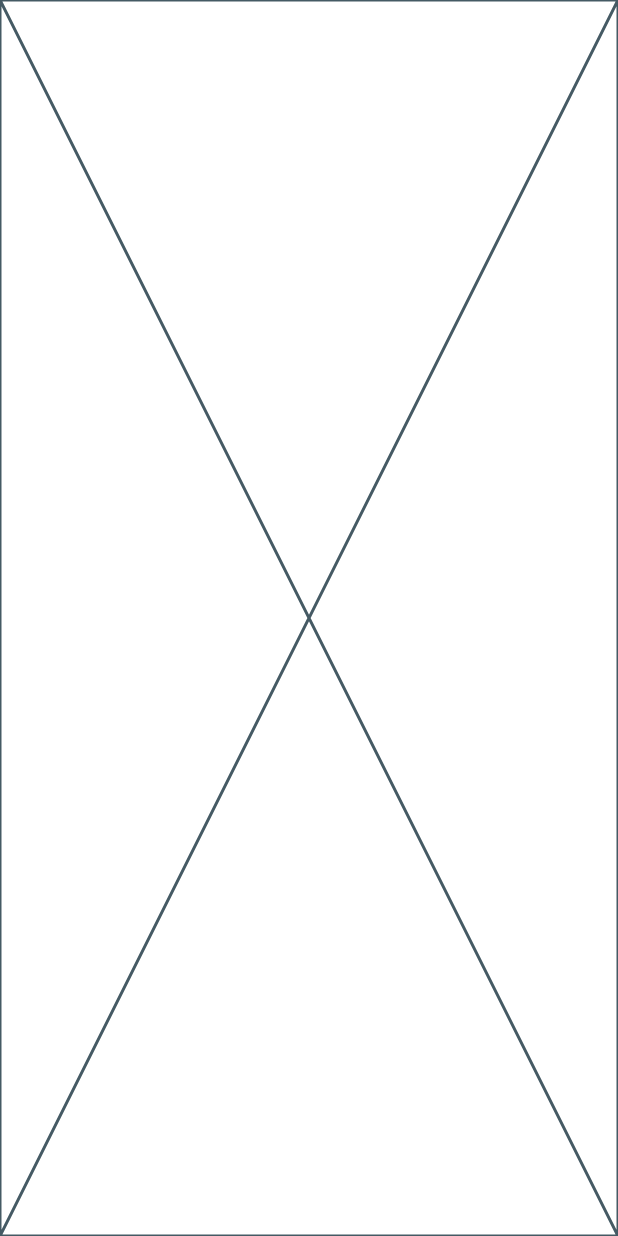
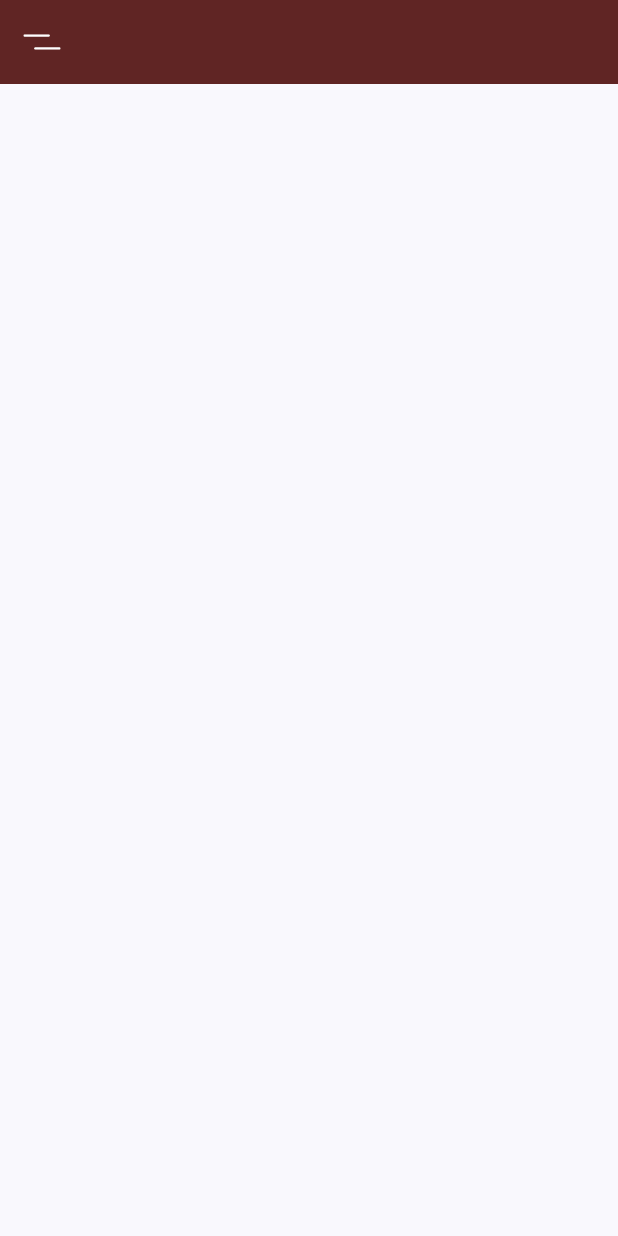
Before and after one commit to tom-kelly25/doggy-details, a Flutter app: the screen it shows after launch, on a phone screen of 412 x 824 dp. Run offline on Flutter 3.47's test engine with Material 2 defaults, Android fonts, the phone set to English and light mode, and no system bars; our stand-ins replace flutter_svg.

Commit message:
dev 16:53 18/02

```diff
--- a/doggy_details/lib/constants.dart
+++ b/doggy_details/lib/constants.dart
@@ -1,8 +1,8 @@
 import 'package:flutter/material.dart';
 
-// Colors that we use in our app
-const kPrimaryColor = Color.fromARGB(255, 46, 13, 212);
-const kTextColor = Color.fromARGB(255, 115, 182, 224);
+// Colours
+const kPrimaryColor = Color.fromARGB(255, 96, 37, 36);
+const kTextColor = Color.fromARGB(255, 0, 0, 0);
 const kBackgroundColor = Color(0xFFF9F8FD);
 
 const double kDefaultPadding = 20.0;
--- a/doggy_details/lib/screens/home/home.dart
+++ b/doggy_details/lib/screens/home/home.dart
@@ -1,8 +1,18 @@
+import 'package:doggy_details/constants.dart';
 import 'package:flutter/material.dart';
+import 'package:flutter_svg/flutter_svg.dart';
 
-class home extends StatelessWidget {
+class HomeScreen extends StatelessWidget {
   @override
   Widget build(BuildContext context) {
-    return const Placeholder();
+    return Scaffold(
+      appBar: AppBar(
+          backgroundColor: kPrimaryColor,
+          elevation: 0,
+          leading: IconButton(
+            icon: SvgPicture.asset("assets/icons/menu.svg"),
+            onPressed: () {},
+          )),
+    );
   }
 }
--- a/doggy_details/pubspec.yaml
+++ b/doggy_details/pubspec.yaml
@@ -34,6 +34,7 @@ dependencies:
   # The following adds the Cupertino Icons font to your application.
   # Use with the CupertinoIcons class for iOS style icons.
   cupertino_icons: ^1.0.2
+  flutter_svg: ^2.0.1
 
 dev_dependencies:
   flutter_test:
```
Also changed, not shown: doggy_details/lib/main.dart (+1 -86 lines), doggy_details/assets/icons/back_arrow.svg (added), doggy_details/assets/icons/heart-icon.svg (added), doggy_details/assets/icons/menu.svg (added), doggy_details/assets/icons/more.svg (added), doggy_details/assets/icons/search.svg (added), doggy_details/assets/icons/user-icon.svg (added), doggy_details/pubspec.lock.
